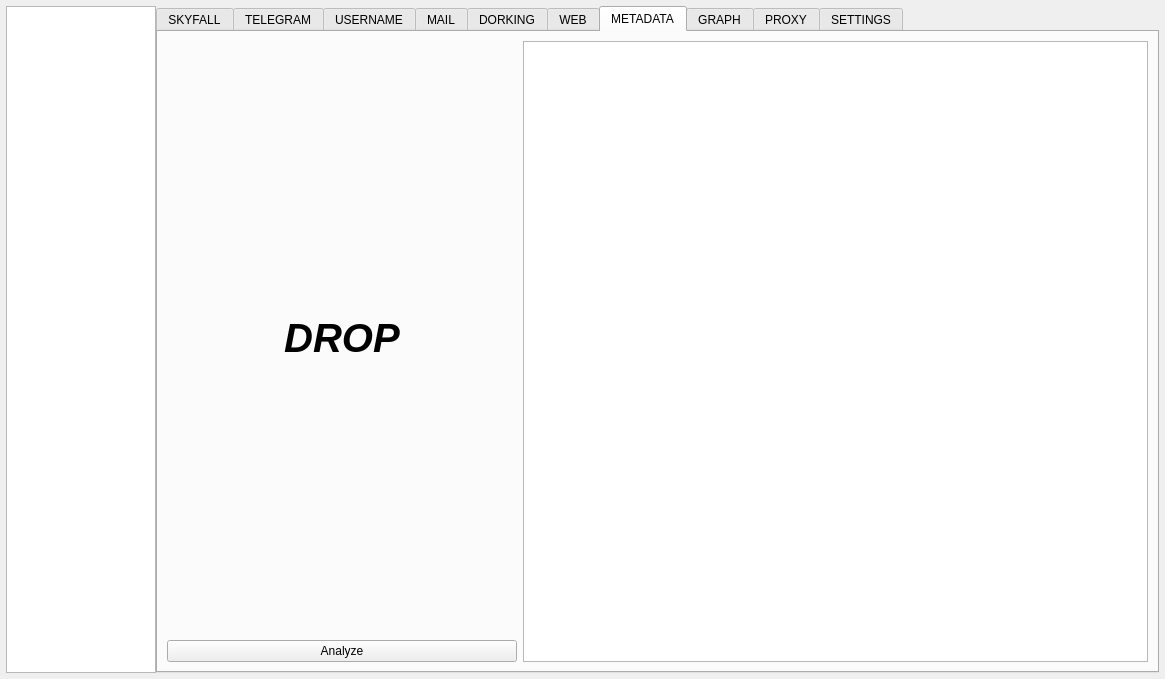
Qt form resources/form.ui (Nighty3098/SkyFall) before a commit.
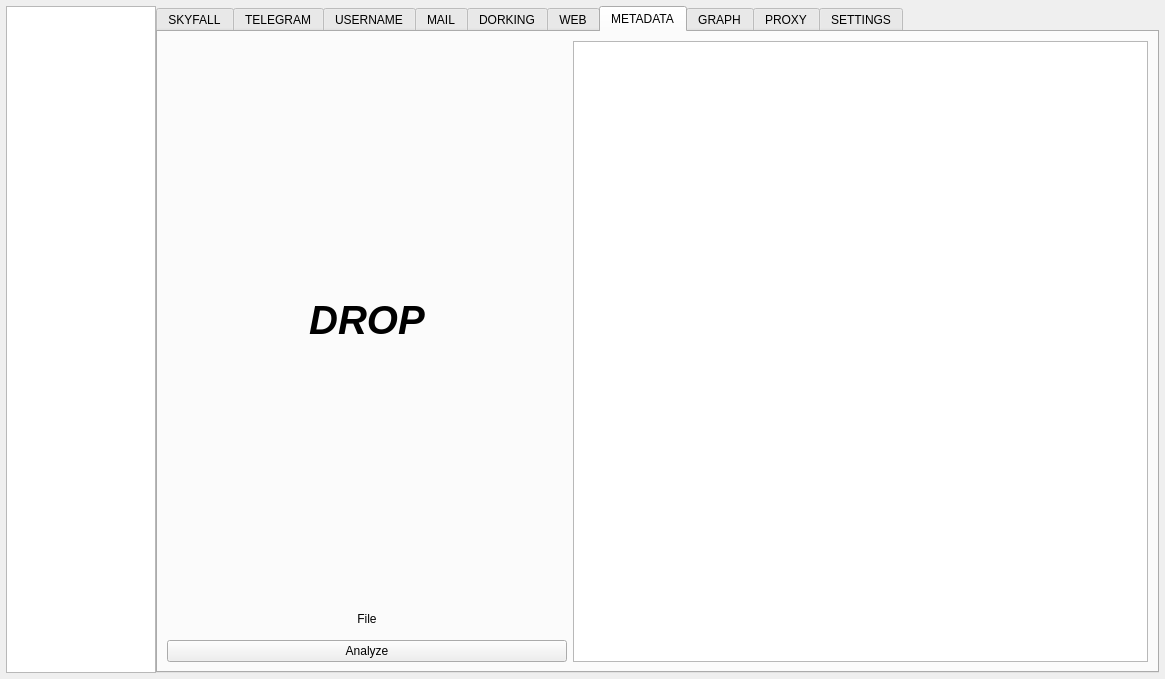
The same form after that commit. The open tabs and pages were chosen to show the change. Custom widgets are drawn as their Qt base class.

Commit message: Add metadata tab with file drop, analysis, and QSS styling

Diff of the .ui file:
```diff
--- a/resources/form.ui
+++ b/resources/form.ui
@@ -937,7 +937,7 @@
          <widget class="QWidget" name="metadataFileDropWidget" native="true">
           <property name="minimumSize">
            <size>
-            <width>350</width>
+            <width>400</width>
             <height>0</height>
            </size>
           </property>
@@ -962,16 +962,38 @@
           </layout>
          </widget>
         </item>
-        <item row="1" column="0">
+        <item row="2" column="0">
          <widget class="QPushButton" name="getMetadataButton">
           <property name="text">
            <string>Analyze</string>
           </property>
          </widget>
         </item>
-        <item row="0" column="1" rowspan="2">
+        <item row="0" column="1" rowspan="3">
          <widget class="QPlainTextEdit" name="metadataDebug"/>
         </item>
+        <item row="1" column="0">
+         <widget class="QLabel" name="metadataFilePath">
+          <property name="minimumSize">
+           <size>
+            <width>400</width>
+            <height>0</height>
+           </size>
+          </property>
+          <property name="maximumSize">
+           <size>
+            <width>400</width>
+            <height>30</height>
+           </size>
+          </property>
+          <property name="text">
+           <string>File</string>
+          </property>
+          <property name="alignment">
+           <set>Qt::AlignmentFlag::AlignCenter</set>
+          </property>
+         </widget>
+        </item>
        </layout>
       </widget>
       <widget class="QWidget" name="graphTab">
@@ -1147,6 +1169,14 @@
    </layout>
   </widget>
  </widget>
+ <customwidgets>
+  <customwidget>
+   <class>DropWidget</class>
+   <extends>QWidget</extends>
+   <header location="global">src/ui/drop_widget</header>
+   <container>1</container>
+  </customwidget>
+ </customwidgets>
  <resources/>
  <connections/>
 </ui>
```
Left out of the diff: 6 changed lines with no effect on the pictures. The commit also changes 8 other files.
